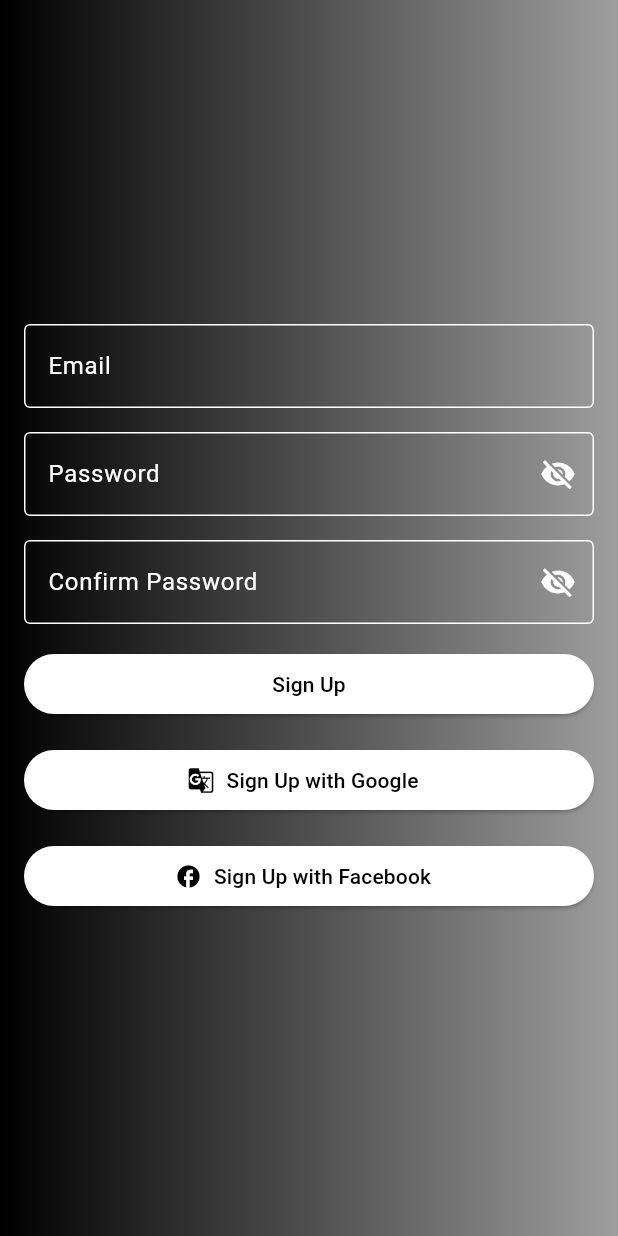
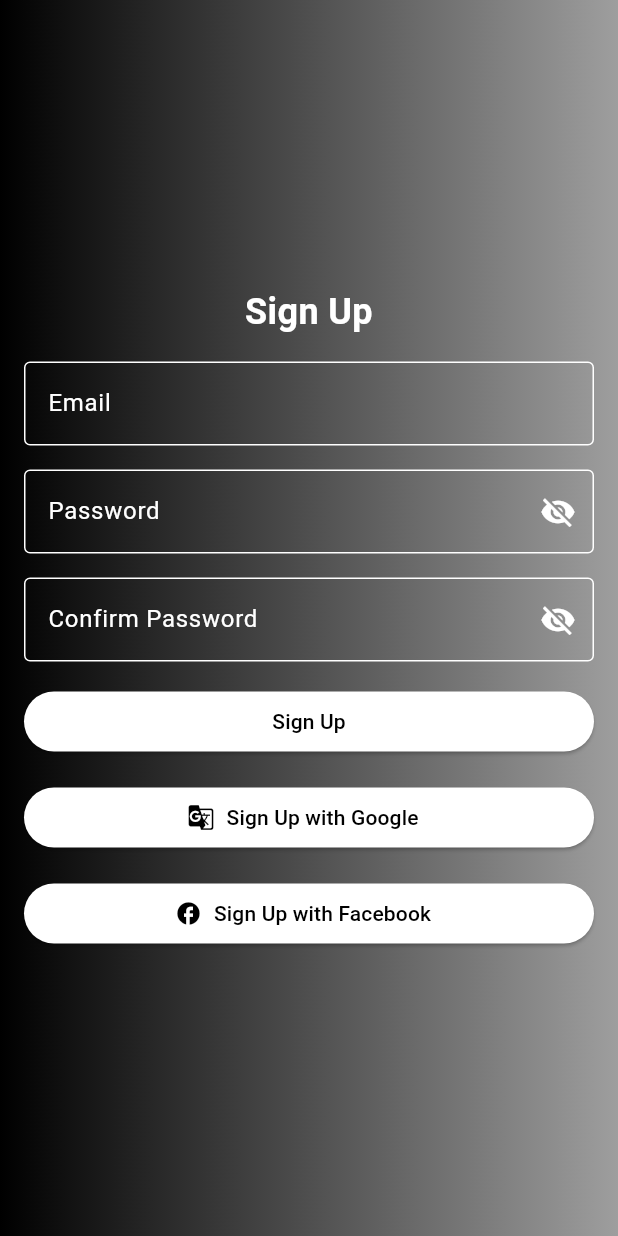
Before and after one commit to SasankKaramsetty/FoodRecipe, a Flutter app: the SignupPage screen opened directly, on a phone screen of 412 x 824 dp. Run offline on Flutter 3.47's test engine with Material 3 defaults, Android fonts, the phone set to English and light mode, and no system bars; our stand-ins replace cloud_firestore, firebase_analytics, firebase_auth, firebase_core, font_awesome_flutter, image_picker and 1 more; missing offline and left inert: flutter_facebook_auth; accounts and stored records are empty; network calls fail.

Commit message:
Login and Signup changes

```diff
--- a/lib/signup_page.dart
+++ b/lib/signup_page.dart
@@ -52,6 +52,16 @@ class _SignupPageState extends State<SignupPage> {
             mainAxisAlignment: MainAxisAlignment.center,
             crossAxisAlignment: CrossAxisAlignment.stretch,
             children: [
+              Text(
+                'Sign Up',
+                style: TextStyle(
+                  color: Colors.white,
+                  fontSize: 24,
+                  fontWeight: FontWeight.bold,
+                ),
+                textAlign: TextAlign.center,
+              ),
+              SizedBox(height: 16.0),
               TextField(
                 keyboardType: TextInputType.emailAddress,
                 controller: _emailController,
```
Also changed, not shown: lib/signin_page.dart (+10 -0 lines).
